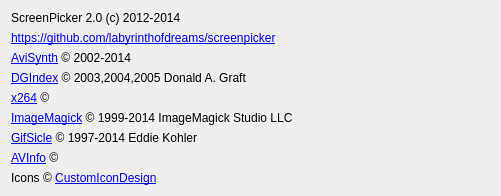
Before: the Qt Designer form aboutwidget.ui in labyrinthofdreams/screenpicker, drawn with Qt 5.
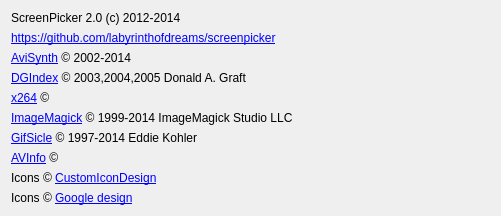
After: the same form once the commit is applied.

What changed in the file:
```diff
--- a/aboutwidget.ui
+++ b/aboutwidget.ui
@@ -10,7 +10,7 @@
     <x>0</x>
     <y>0</y>
     <width>501</width>
-    <height>195</height>
+    <height>210</height>
    </rect>
   </property>
   <property name="windowTitle">
@@ -155,6 +155,13 @@
        </property>
       </widget>
      </item>
+     <item>
+      <widget class="QLabel" name="label_10">
+       <property name="text">
+        <string>Icons &amp;copy; &lt;a href='https://www.google.com/design/icons/'&gt;Google design&lt;/a&gt;</string>
+       </property>
+      </widget>
+     </item>
     </layout>
    </item>
   </layout>
```
